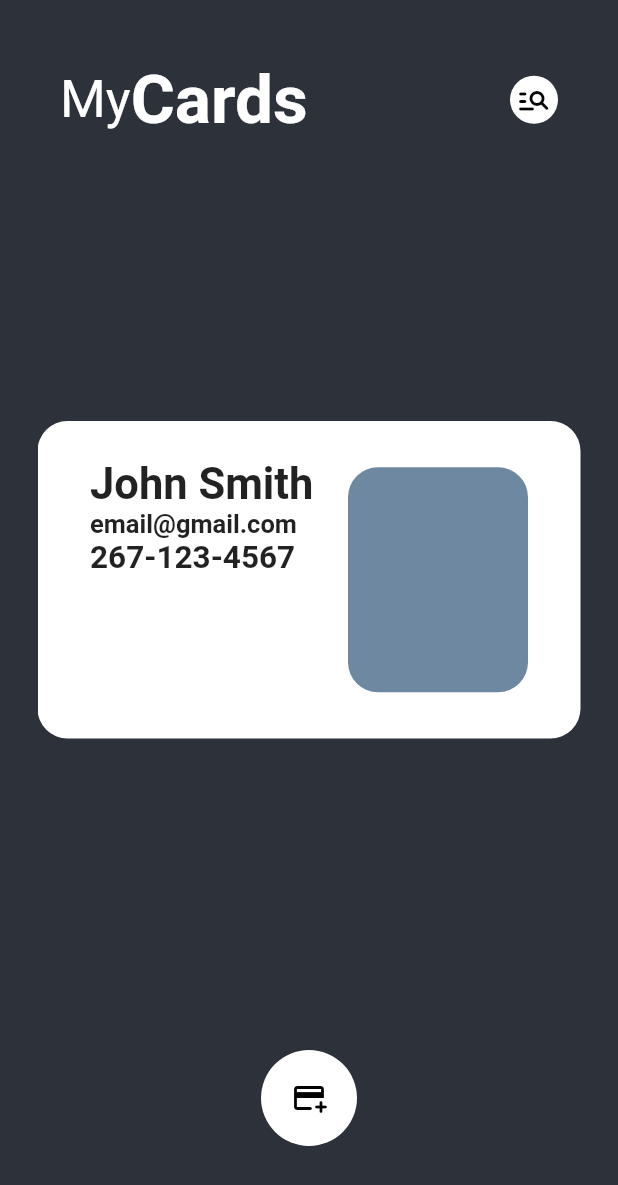
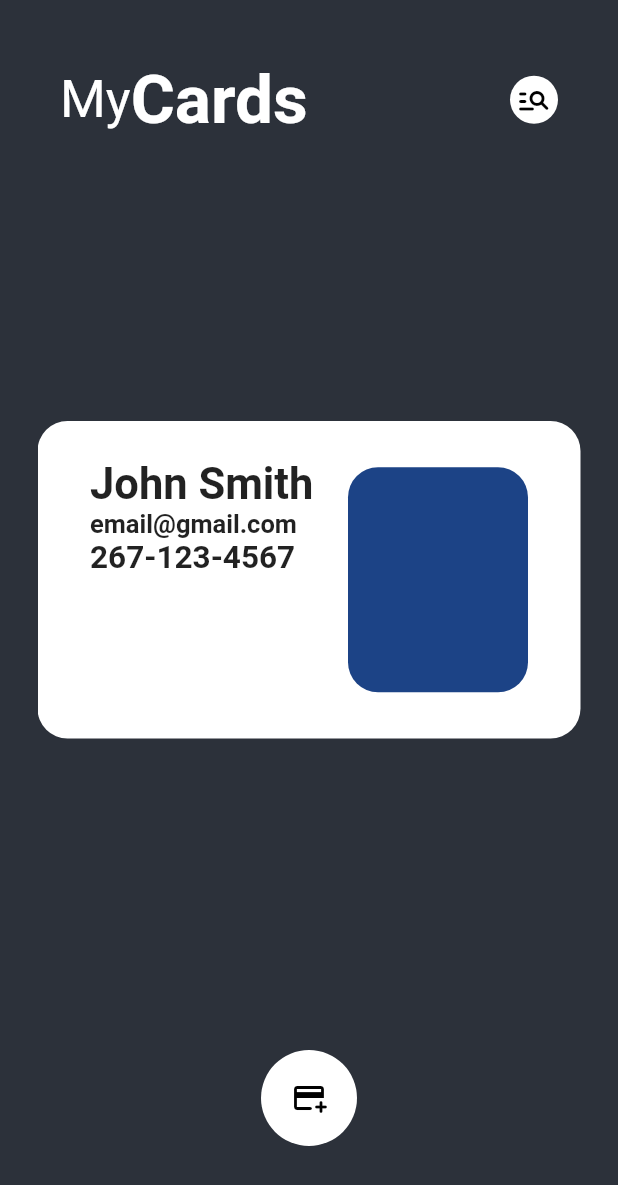
Before and after one commit to FroggoLight/WeCard-CI103-Course-Project, a Flutter app: the screen it shows after launch, after a tap on the "add card" icon, on a phone screen of 412 x 824 dp. Shown: the top 1185 px of the screen. Run offline on Flutter 3.47's test engine with Material 2 defaults, Android fonts, the light colour scheme and no system bars.

Commit message:
Added random colors to card image box When you add a card, now the image box should be colored randomly. I did this to help distinguish between the cards.

```diff
--- a/carde/lib/Elements/cardElement.dart
+++ b/carde/lib/Elements/cardElement.dart
@@ -1,6 +1,7 @@
 // ignore_for_file: prefer_const_constructors, prefer_const_literals_to_create_immutables
 
 import 'package:flutter/material.dart';
+import 'dart:math' as math;
 
 class TheCard extends StatelessWidget {
   const TheCard({super.key});
@@ -37,7 +38,7 @@ class TheCard extends StatelessWidget {
                   width: 120,
                   height: 150,
                   decoration: BoxDecoration(
-                      color: Color.fromARGB(255, 111, 136, 162),
+                      color: Color((math.Random().nextDouble() * 0xFFFFFF).toInt()).withOpacity(1.0),
                       borderRadius: BorderRadius.circular(20)))
             ],
           )),
--- a/carde/lib/Pages/homePage.dart
+++ b/carde/lib/Pages/homePage.dart
@@ -12,9 +12,10 @@ class HomePage extends StatefulWidget {
 }
 
 class _HomePageState extends State<HomePage> {
+  // Necessary for list of cards to work
   PageController _cardController = PageController(initialPage: 0);
   int _activeCard = 0;
-  List<Widget> _cards = [];
+  List<Widget> _cards = [];   // Creation of card list
   @override
   Widget build(BuildContext context) {
     return Scaffold(
@@ -74,17 +75,19 @@ class _HomePageState extends State<HomePage> {
                   child: AspectRatio(
                     aspectRatio: 1.59,
                     child: Container(
-                        child: PageView.builder(
+                        child: PageView.builder(    // Page View for scrolling
                       controller: _cardController,
                       onPageChanged: (int card) {
-                        setState(() {
-                          _activeCard = card;
-                        },);
+                        setState(
+                          () {
+                            _activeCard = card;
+                          },
+                        );
                       },
                       scrollDirection: Axis.vertical,
                       itemCount: _cards.length,
                       itemBuilder: (BuildContext context, int index) {
-                        return _cards[index % _cards.length];
+                        return _cards[index % _cards.length];   // List of cards
                       },
                     )),
                   ),
@@ -93,7 +96,7 @@ class _HomePageState extends State<HomePage> {
             ]),
           ),
           // Add Button
-          GestureDetector(
+          GestureDetector(    // Gesture detector that reacts to taps
               onTap: () {
                 setState(() {
                   _cards.add(TheCard());
```
